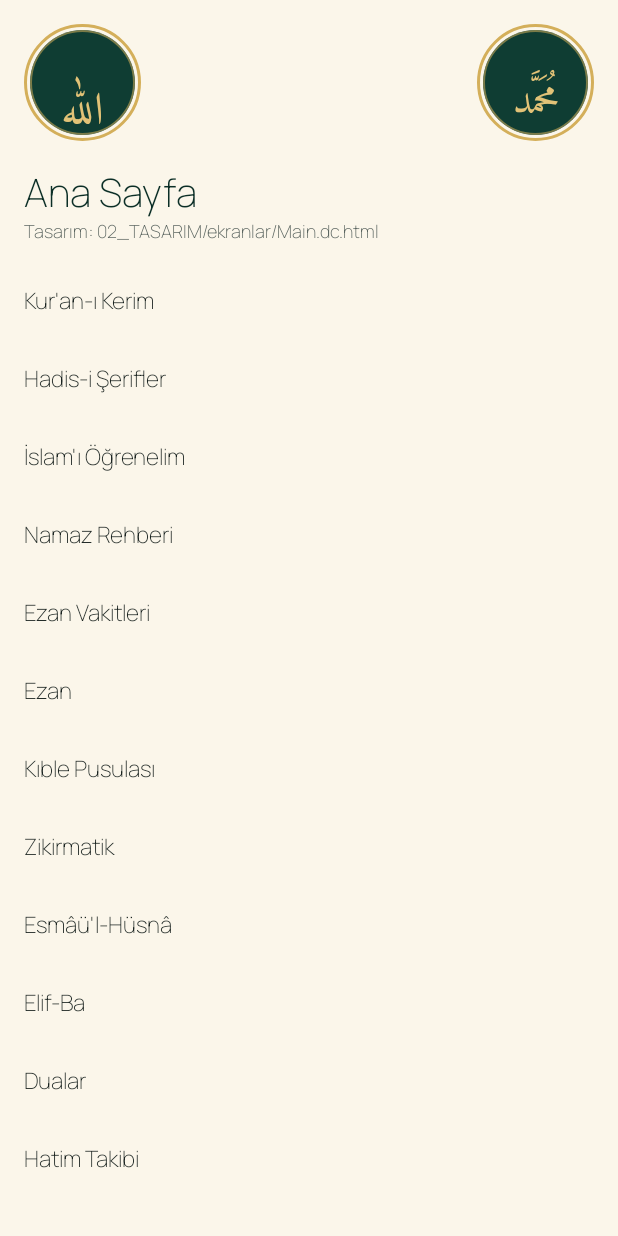
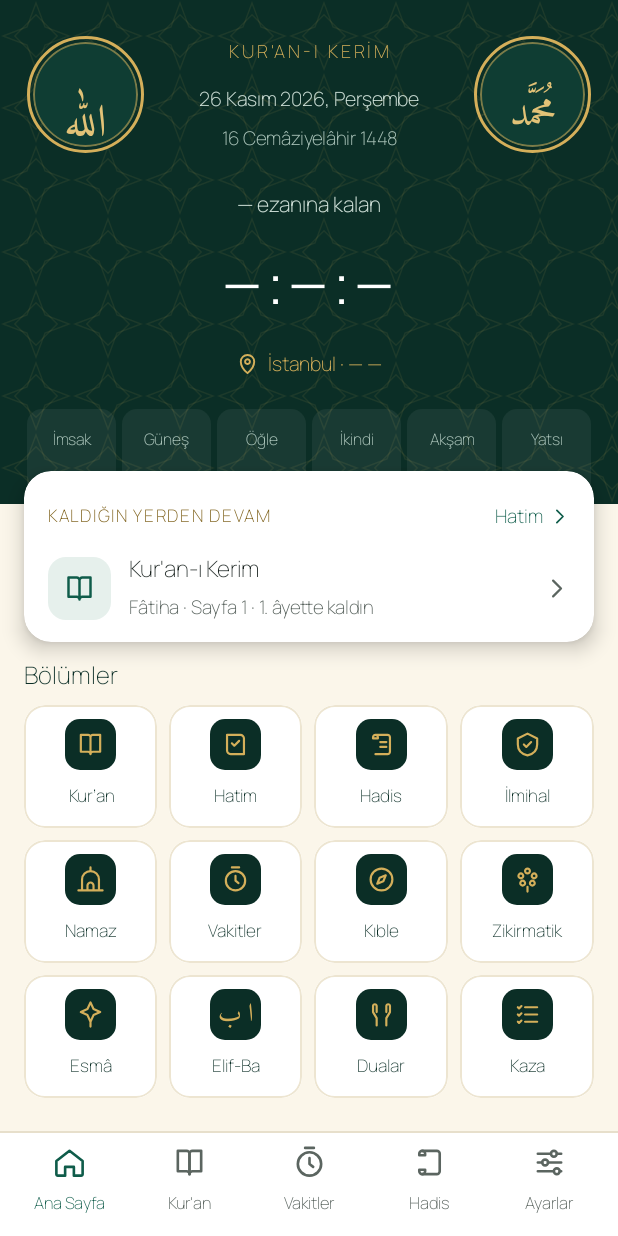
Before and after one commit to mmaapps/Kuran, an Android app built with Jetpack Compose: the screen it shows after launch (MainActivity), on a phone screen of 412 x 824 dp. Run offline under Robolectric (Android 15) with nearby library versions, the phone set to English and light mode, and no system bars; libraries missing offline, so code that uses them is left out: com.batoulapps.adhan; 2 statements that could not run were skipped.

Commit message:
Aşama 4: Main.dc.html ana sayfası ve çevrimdışı canlı vakitler

```diff
--- /dev/null
+++ b/app/src/main/java/com/atasoyyazilim/kurankerim/ui/ekranlar/AnaSayfaEkrani.kt
@@ -0,0 +1,261 @@
+package com.atasoyyazilim.kurankerim.ui.ekranlar
+
+import android.content.Context
+import android.util.Xml
+import androidx.compose.foundation.Canvas
+import androidx.compose.foundation.background
+import androidx.compose.foundation.border
+import androidx.compose.foundation.clickable
+import androidx.compose.foundation.layout.*
+import androidx.compose.foundation.rememberScrollState
+import androidx.compose.foundation.verticalScroll
+import androidx.compose.foundation.shape.RoundedCornerShape
+import androidx.compose.material3.Icon
+import androidx.compose.material3.Text
+import androidx.compose.runtime.*
+import androidx.compose.ui.Alignment
+import androidx.compose.ui.Modifier
+import androidx.compose.ui.draw.clip
+import androidx.compose.ui.draw.shadow
+import androidx.compose.ui.graphics.Color
+import androidx.compose.ui.graphics.Path
+import androidx.compose.ui.graphics.SolidColor
+import androidx.compose.ui.graphics.StrokeCap
+import androidx.compose.ui.graphics.StrokeJoin
+import androidx.compose.ui.graphics.drawscope.Stroke
+import androidx.compose.ui.graphics.vector.ImageVector
+import androidx.compose.ui.graphics.vector.addPathNodes
+import androidx.compose.ui.platform.LocalContext
+import androidx.compose.ui.res.stringResource
+import androidx.compose.ui.semantics.Role
+import androidx.compose.ui.text.TextStyle
+import androidx.compose.ui.text.font.FontWeight
+import androidx.compose.ui.text.style.TextAlign
+import androidx.compose.ui.text.style.TextOverflow
+import androidx.compose.ui.unit.dp
+import androidx.compose.ui.unit.sp
+import com.atasoyyazilim.kurankerim.R
+import com.atasoyyazilim.kurankerim.data.KaldigimYer
+import com.atasoyyazilim.kurankerim.data.MushafKonumu
+import com.atasoyyazilim.kurankerim.ui.bilesenler.AltSekmeCubugu
+import com.atasoyyazilim.kurankerim.ui.bilesenler.HatMadalyonu
+import com.atasoyyazilim.kurankerim.ui.nav.Ekran
+import com.atasoyyazilim.kurankerim.ui.theme.Amiri
+import com.atasoyyazilim.kurankerim.ui.theme.LocalTemaRenkleri
+import com.atasoyyazilim.kurankerim.ui.theme.Manrope
+import com.atasoyyazilim.kurankerim.ui.theme.Renk
+import com.atasoyyazilim.kurankerim.vakit.*
+import kotlinx.coroutines.delay
+import org.xmlpull.v1.XmlPullParser
+import java.time.Duration
+import java.time.Instant
+import java.time.ZoneId
+import java.time.format.DateTimeFormatter
+import java.util.Locale
+
+private val tr = Locale("tr", "TR")
+private fun simge(ad: String, d: String, cizgi: Float = 1.8f) =
+    ImageVector.Builder(ad, 24.dp, 24.dp, 24f, 24f).apply {
+        addPath(pathData = addPathNodes(d), stroke = SolidColor(Color.Black),
+            strokeLineWidth = cizgi, strokeLineCap = StrokeCap.Round, strokeLineJoin = StrokeJoin.Round)
+    }.build()
+
+private data class Bolum(val ekran: Ekran, val etiket: Int, val ikon: ImageVector?)
+private val kitap = simge("kitap", "M4 4h6a2 2 0 0 1 2 2v14a2 2 0 0 0-2-2H4z M20 4h-6a2 2 0 0 0-2 2v14a2 2 0 0 1 2-2h6z")
+private val ok = simge("ok", "M9 5l7 7-7 7", 2f)
+private val yer = simge("konum", "M12 21s7-6 7-12a7 7 0 0 0-14 0c0 6 7 12 7 12z M12 6.5a2.5 2.5 0 1 1 0 5a2.5 2.5 0 1 1 0-5z", 2f)
+private val bolumler = listOf(
+    Bolum(Ekran.MUSHAF, R.string.ana_kuran, kitap),
+    Bolum(Ekran.HATIM, R.string.ana_hatim, simge("hatim", "M5 4h11a3 3 0 0 1 3 3v13H8a3 3 0 0 1-3-3z M9 11l2 2 4-4")),
+    Bolum(Ekran.HADIS, R.string.ana_hadis, simge("hadis", "M7 4h10a2 2 0 0 1 2 2v12a2 2 0 0 1-2 2H7 M7 4a2 2 0 0 0-2 2v1h4V6a2 2 0 0 0-2-2z M11 10h5 M11 14h5")),
+    Bolum(Ekran.ILMIHAL, R.string.ana_ilmihal, simge("ilmihal", "M12 3l8 4v5c0 5-3.5 8-8 9-4.5-1-8-4-8-9V7z M9 12l2 2 4-4")),
+    Bolum(Ekran.NAMAZ, R.string.ana_namaz, simge("namaz", "M5 21V12a7 7 0 0 1 14 0v9 M12 5V2 M2 21h20 M9.5 21v-4a2.5 2.5 0 0 1 5 0v4")),
+    Bolum(Ekran.VAKITLER, R.string.ana_vakitler, simge("vakitler", "M12 5a8 8 0 1 1 0 16a8 8 0 1 1 0-16z M12 9v4l2.5 2 M9 2h6")),
+    Bolum(Ekran.KIBLE, R.string.ana_kible, simge("kible", "M12 3a9 9 0 1 1 0 18a9 9 0 1 1 0-18z M15.5 8.5l-2 5-5 2 2-5z")),
+    Bolum(Ekran.ZIKIRMATIK, R.string.ana_zikirmatik, simge("zikirmatik", "M12 3a2 2 0 1 1 0 4a2 2 0 1 1 0-4z M6.5 7a2 2 0 1 1 0 4a2 2 0 1 1 0-4z M17.5 7a2 2 0 1 1 0 4a2 2 0 1 1 0-4z M8 13a2 2 0 1 1 0 4a2 2 0 1 1 0-4z M16 13a2 2 0 1 1 0 4a2 2 0 1 1 0-4z M12 18v4")),
+    Bolum(Ekran.ESMA, R.string.ana_esma, simge("esma", "M12 2l2.5 5.5L20 10l-5.5 2.5L12 18l-2.5-5.5L4 10l5.5-2.5z M12 18v4")),
+    Bolum(Ekran.ELIFBA, R.string.ana_elifba, null),
+    Bolum(Ekran.DUALAR, R.string.ana_dualar, simge("dualar", "M8 21v-6l-3-5V5a1.5 1.5 0 0 1 3 0v5 M16 21v-6l3-5V5a1.5 1.5 0 0 0-3 0v5")),
+    Bolum(Ekran.KAZA, R.string.ana_kaza, simge("kaza", "M10 6h10 M10 12h10 M10 18h10 M4 6l1 1 2-2 M4 12l1 1 2-2 M4 18l1 1 2-2"))
+)
+
+/** Yalnız özgün Tanzil metadata'sındaki sûre etiketi; dini içerik oluşturulmaz. */
+private fun sureAdi(c: Context, sure: Int): String? {
+    return try {
+        c.assets.open("content/quran/quran-data.xml").use { stream ->
+            val p = Xml.newPullParser()
+            p.setInput(stream, "UTF-8")
+            while (p.eventType != XmlPullParser.END_DOCUMENT) {
+                if (p.eventType == XmlPullParser.START_TAG && p.name == "sura" &&
+                    p.getAttributeValue(null, "index") == sure.toString()) {
+                    return if (sure == 1) c.getString(R.string.ana_fatiha) else p.getAttributeValue(null, "tname")
+                }
+                p.next()
+            }
+            null
+        }
+    } catch (_: Exception) { null }
+}
+
+@Composable
+private fun AnaYazi(metin: String, boyut: Float, renk: Color, kalinlik: FontWeight = FontWeight.Normal,
+                    modifier: Modifier = Modifier, ortala: Boolean = false) {
+    Text(metin, modifier = modifier, color = renk, fontFamily = Manrope, fontSize = boyut.sp,
+        fontWeight = kalinlik, textAlign = if (ortala) TextAlign.Center else TextAlign.Start)
+}
+
+@Composable
+private fun Desen(modifier: Modifier) {
+    Canvas(modifier) {
+        val a = 48.dp.toPx()
+        val renk = Renk.Altin.copy(alpha = 0.09f)
+        val cizgi = Stroke(1.dp.toPx())
+        val points = listOf(24f to 2f,30f to 18f,46f to 24f,30f to 30f,24f to 46f,18f to 30f,2f to 24f,18f to 18f)
+        for (x in 0..(size.width/a).toInt()) for (y in 0..(size.height/a).toInt()) {
+            fun path(points: List<Pair<Float, Float>>) = Path().apply {
+                points.forEachIndexed { i, (px,py) ->
+                    val xx = x*a + px*a/48f
+                    val yy = y*a + py*a/48f
+                    if (i == 0) moveTo(xx,yy) else lineTo(xx,yy)
+                }
+                close()
+            }
+            drawPath(path(points), renk, style = cizgi)
+            drawPath(path(listOf(24f to 9.858f,38.142f to 24f,24f to 38.142f,9.858f to 24f)), renk, style = cizgi)
+        }
+    }
+}
+
+/** Main.dc.html; dinamik değerler cihazdan, örnek HTML saatleri çalışma zamanına taşınmaz. */
+@Composable
+fun AnaSayfaEkrani(git: (Ekran) -> Unit) {
+    val c = LocalContext.current
+    val r = LocalTemaRenkleri.current
+    val depo = remember(c) { KaldigimYer(c.applicationContext) }
+    val konum by depo.mushaf.collectAsState(initial = MushafKonumu())
+    val sure = remember(c, konum.sure) { sureAdi(c, konum.sure) }
+    val simdi by produceState(Instant.now()) {
+        while (true) { value = Instant.now(); delay(1000) }
+    }
+    val bolge = ZoneId.systemDefault()
+    val tarih = simdi.atZone(bolge).toLocalDate()
+    val sehir = VakitAyarlari.konum(c)
+    val gecikme = VakitAyarlari.sabahEzaniGecikmeDk(c)
+    val vakitler = remember(tarih, sehir) {
+        VakitHesaplayici.gunluk(sehir.enlem, sehir.boylam, tarih)
+    }
+    val ezanlar = remember(tarih, sehir, gecikme) {
+        (vakitler.toList() + VakitHesaplayici.gunluk(sehir.enlem, sehir.boylam, tarih.plusDays(1)).toList())
+            .filter { it.first != Vakit.GUNES }
+            .map { (v,t) -> v to EzanZamanlayici.ezanZamani(c, v, t) }.sortedBy { it.second }
+    }
+    val sonraki = ezanlar.firstOrNull { it.second.isAfter(simdi) }
+    val saniye = sonraki?.let { Duration.between(simdi, it.second).seconds.coerceAtLeast(0) }
+    val saatFmt = remember { DateTimeFormatter.ofPattern("HH:mm", tr) }
+    fun saat(z: Instant?) = z?.atZone(bolge)?.format(saatFmt) ?: "—"
+    val vakitAdi = sonraki?.let { stringResource(if (it.first == Vakit.IMSAK) R.string.ana_sabah else it.first.adRes) } ?: "—"
+    val geriSayim = saniye?.let { String.format(Locale.ROOT,"%02d:%02d:%02d",it/3600,(it%3600)/60,it%60) } ?: "--:--:--"
+    Column(Modifier.fillMaxSize().background(r.zemin)
+        .windowInsetsPadding(WindowInsets.safeDrawing.only(WindowInsetsSides.Top + WindowInsetsSides.Horizontal))) {
+        Column(Modifier.weight(1f).verticalScroll(rememberScrollState())) {
+            Box(Modifier.fillMaxWidth()) {
+                Box(Modifier.fillMaxWidth().height(336.dp).background(Renk.YesilKoyu).clip(RoundedCornerShape(0.dp))) {
+                    Desen(Modifier.matchParentSize())
+                    Column(Modifier.fillMaxWidth().padding(start=18.dp,end=18.dp,top=22.dp),
+                        horizontalAlignment=Alignment.CenterHorizontally) {
+                        Row(Modifier.fillMaxWidth(), verticalAlignment=Alignment.CenterVertically,
+                            horizontalArrangement=Arrangement.SpaceBetween) {
+                            HatMadalyonu("اللّٰه", stringResource(R.string.ana_allah), yaziBoyutu=30.sp)
+                            Column(Modifier.weight(1f).padding(horizontal=4.dp), horizontalAlignment=Alignment.CenterHorizontally) {
+                                Text(stringResource(R.string.app_name).uppercase(tr), color=Renk.Altin,
+                                    fontFamily=Manrope,fontSize=12.sp,fontWeight=FontWeight.ExtraBold,
+                                    letterSpacing=1.92.sp,textAlign=TextAlign.Center)
+                                Spacer(Modifier.height(8.dp))
+                                AnaYazi(tarih.format(DateTimeFormatter.ofPattern("d MMMM yyyy, EEEE",tr)),13f,Renk.KoyuMetin,FontWeight.SemiBold,ortala=true)
+                                Spacer(Modifier.height(2.dp))
+                                AnaYazi(runCatching { HicriTakvim.metin(tarih) }.getOrDefault("—"),12.5f,Renk.KoyuMetinSoluk,ortala=true)
+                            }
+                            HatMadalyonu("مُحَمَّد", stringResource(R.string.ana_muhammed), yaziBoyutu=26.sp)
+                        }
+                        Spacer(Modifier.height(20.dp))
+                        AnaYazi(stringResource(R.string.ana_ezan_kalan,vakitAdi),14f,Renk.KoyuMetin,FontWeight.SemiBold)
+                        Spacer(Modifier.height(4.dp))
+                        Text(geriSayim,style=TextStyle(fontFamily=Manrope,fontSize=52.sp,lineHeight=57.2.sp,
+                            fontWeight=FontWeight.ExtraBold,color=Renk.Beyaz,letterSpacing=1.04.sp,
+                            fontFeatureSettings="tnum"),maxLines=1)
+                        Spacer(Modifier.height(8.dp))
+                        Row(horizontalArrangement=Arrangement.spacedBy(6.dp),verticalAlignment=Alignment.CenterVertically) {
+                            Icon(yer,null,tint=Renk.Altin,modifier=Modifier.size(15.dp))
+                            AnaYazi(stringResource(R.string.ana_konum_vakit,sehir.ad,vakitAdi,saat(sonraki?.second)),13f,Renk.Altin,FontWeight.Bold)
+                        }
+                        Spacer(Modifier.height(18.dp))
+                        Row(Modifier.fillMaxWidth(),horizontalArrangement=Arrangement.spacedBy(4.dp)) {
+                            Vakit.entries.forEach { v ->
+                                val aktif = sonraki?.first == v
+                                Column(Modifier.weight(1f).clip(RoundedCornerShape(10.dp))
+                                    .background(if(aktif) Renk.Altin else Renk.Beyaz.copy(alpha=.06f))
+                                    .padding(vertical=8.dp),horizontalAlignment=Alignment.CenterHorizontally) {
+                                    Text(stringResource(v.adRes),fontFamily=Manrope,fontSize=10.5.sp,
+                                        fontWeight=FontWeight.Bold,color=if(aktif)Renk.YesilKoyu else Renk.KoyuMetinSoluk,maxLines=1)
+                                    Spacer(Modifier.height(2.dp))
+                                    Text(saat(vakitler[v]),fontFamily=Manrope,fontSize=13.sp,
+                                        fontWeight=FontWeight.ExtraBold,color=if(aktif)Renk.YesilKoyu else Renk.Beyaz,maxLines=1)
+                                }
+                            }
+                        }
+                    }
+                }
+                val sekil=RoundedCornerShape(18.dp)
+                Column(Modifier.padding(top=314.dp,start=16.dp,end=16.dp).fillMaxWidth()
+                    .shadow(8.dp,sekil).clip(sekil).background(r.kart).padding(start=16.dp,end=16.dp,top=8.dp,bottom=10.dp)) {
+                    Row(Modifier.fillMaxWidth(),horizontalArrangement=Arrangement.SpaceBetween,verticalAlignment=Alignment.CenterVertically) {
+                        Text(stringResource(R.string.ana_devam).uppercase(tr),fontFamily=Manrope,fontSize=11.5.sp,
+                            fontWeight=FontWeight.ExtraBold,letterSpacing=1.15.sp,color=r.altinMetin)
+                        Row(Modifier.heightIn(min=44.dp).clickable(role=Role.Button){git(Ekran.HATIM)},
+                            verticalAlignment=Alignment.CenterVertically,horizontalArrangement=Arrangement.spacedBy(4.dp)) {
+                            // Hatim takibi henüz uygulanmadı: tasarımdaki örnek %14 gösterilmez.
+                            AnaYazi(stringResource(R.string.ana_hatim),12.5f,r.aktif,FontWeight.ExtraBold)
+                            Icon(ok,null,tint=r.aktif,modifier=Modifier.size(14.dp))
+                        }
+                    }
+                    Row(Modifier.fillMaxWidth().heightIn(min=52.dp).clickable(role=Role.Button){git(Ekran.MUSHAF)},
+                        horizontalArrangement=Arrangement.spacedBy(12.dp),verticalAlignment=Alignment.CenterVertically) {
+                        Box(Modifier.size(42.dp).background(Renk.YesilAcik,RoundedCornerShape(12.dp)),contentAlignment=Alignment.Center) {
+                            Icon(kitap,null,tint=Renk.Zumrut,modifier=Modifier.size(22.dp))
+                        }
+                        Column(Modifier.weight(1f)) {
+                            AnaYazi(stringResource(R.string.app_name),15f,r.metin,FontWeight.ExtraBold)
+                            Spacer(Modifier.height(1.dp))
+                            AnaYazi(stringResource(R.string.ana_okuma_konumu,sure ?: "—",konum.sayfa,konum.ayet),12.5f,r.ikincil)
+                        }
+                        Icon(ok,null,tint=r.ikincil,modifier=Modifier.size(18.dp))
+                    }
+                }
+            }
+            Column(Modifier.fillMaxWidth().padding(start=16.dp,end=16.dp,top=10.dp,bottom=8.dp)) {
+                AnaYazi(stringResource(R.string.ana_bolumler),16f,r.baslik,FontWeight.ExtraBold)
+                Spacer(Modifier.height(8.dp))
+                bolumler.chunked(4).forEachIndexed { i, satir ->
+                    if(i>0) Spacer(Modifier.height(8.dp))
+                    Row(Modifier.fillMaxWidth(),horizontalArrangement=Arrangement.spacedBy(8.dp)) {
+                        satir.forEach { b ->
+                            val sekil=RoundedCornerShape(14.dp)
+                            Column(Modifier.weight(1f).height(82.dp).clip(sekil).background(r.kart)
+                                .border(1.dp,r.kenar,sekil).clickable(role=Role.Button){git(b.ekran)},
+                                horizontalAlignment=Alignment.CenterHorizontally,verticalArrangement=Arrangement.Center) {
+                                Box(Modifier.size(34.dp).background(Renk.YesilKoyu,RoundedCornerShape(10.dp)),contentAlignment=Alignment.Center) {
+                                    if(b.ikon!=null) Icon(b.ikon,null,tint=Renk.Altin,modifier=Modifier.size(19.dp))
+                                    else Text("ا ب",fontFamily=Amiri,fontSize=17.sp,color=Renk.Altin)
+                                }
+                                Spacer(Modifier.height(5.dp))
+                                Text(stringResource(b.etiket),fontFamily=Manrope,fontSize=11.5.sp,fontWeight=FontWeight.ExtraBold,
+                                    color=r.baslik,maxLines=1,overflow=TextOverflow.Ellipsis,textAlign=TextAlign.Center)
+                            }
+                        }
+                    }
+                }
+            }
+        }
+        AltSekmeCubugu(Ekran.ANA,git)
+    }
+}
--- a/app/src/main/java/com/atasoyyazilim/kurankerim/ui/nav/GezinmeGrafigi.kt
+++ b/app/src/main/java/com/atasoyyazilim/kurankerim/ui/nav/GezinmeGrafigi.kt
@@ -6,6 +6,7 @@ import androidx.navigation.compose.NavHost
 import androidx.navigation.compose.composable
 import androidx.navigation.compose.rememberNavController
 import com.atasoyyazilim.kurankerim.ui.ekranlar.TasarimBekleyenEkran
+import com.atasoyyazilim.kurankerim.ui.ekranlar.AnaSayfaEkrani
 
 /**
  * Gezinme. Codex her ekranı yazdıkça ilgili satırdaki TasarimBekleyenEkran'ı gerçek ekranla değiştirir,
@@ -16,7 +17,9 @@ fun GezinmeGrafigi(navController: NavHostController = rememberNavController()) {
     NavHost(navController = navController, startDestination = Ekran.ANA.rota) {
         Ekran.entries.forEach { ekran ->
             composable(ekran.rota) {
-                TasarimBekleyenEkran(
+                if (ekran == Ekran.ANA) {
+                    AnaSayfaEkrani(git = { hedef -> navController.navigate(hedef.rota) { launchSingleTop = true } })
+                } else TasarimBekleyenEkran(
                     ekran = ekran,
                     git = { hedef -> navController.navigate(hedef.rota) { launchSingleTop = true } },
                     geri = { navController.popBackStack() }
--- a/app/src/main/res/values/strings.xml
+++ b/app/src/main/res/values/strings.xml
@@ -35,4 +35,26 @@
     <string name="kapat">Kapat</string>
     <string name="kelimeyi_dinle">Kelimeyi dinle</string>
     <string name="harfe_dokun">Harfe dokun, sesini dinle</string>
+    <!-- Main.dc.html -->
+    <string name="ana_kuran">Kur’an</string>
+    <string name="ana_hatim">Hatim</string>
+    <string name="ana_hadis">Hadis</string>
+    <string name="ana_ilmihal">İlmihal</string>
+    <string name="ana_namaz">Namaz</string>
+    <string name="ana_vakitler">Vakitler</string>
+    <string name="ana_kible">Kıble</string>
+    <string name="ana_zikirmatik">Zikirmatik</string>
+    <string name="ana_esma">Esmâ</string>
+    <string name="ana_elifba">Elif-Ba</string>
+    <string name="ana_dualar">Dualar</string>
+    <string name="ana_kaza">Kaza</string>
+    <string name="ana_allah">Allah lafzı – hat levhası</string>
+    <string name="ana_muhammed">Muhammed lafzı – hat levhası</string>
+    <string name="ana_sabah">Sabah</string>
+    <string name="ana_ezan_kalan">%1$s ezanına kalan</string>
+    <string name="ana_konum_vakit">%1$s · %2$s %3$s</string>
+    <string name="ana_devam">Kaldığın yerden devam</string>
+    <string name="ana_fatiha">Fâtiha</string>
+    <string name="ana_okuma_konumu">%1$s · Sayfa %2$d · %3$d. âyette kaldın</string>
+    <string name="ana_bolumler">Bölümler</string>
 </resources>
```
Also changed, not shown: 1 other file.
